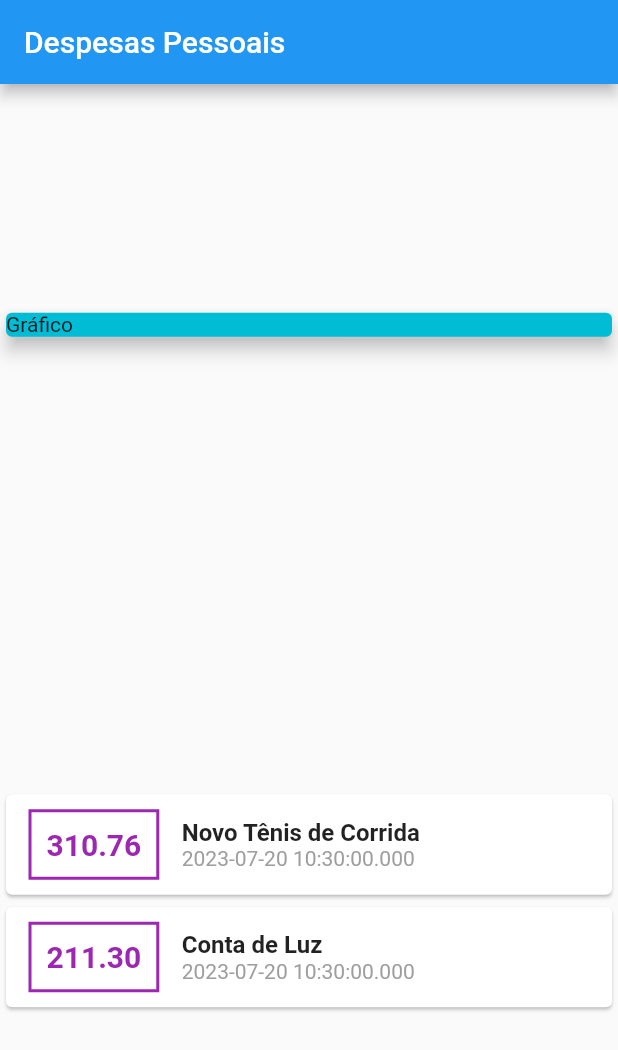
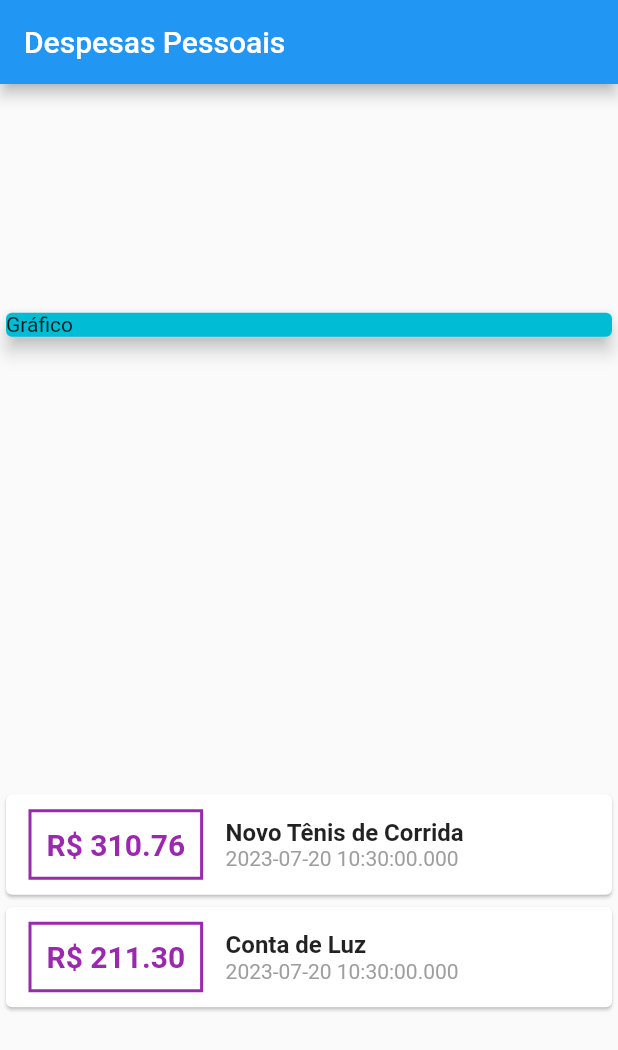
Before and after one commit to ajoluam/expenses, a Flutter app: the screen it shows after launch, on a phone screen of 412 x 824 dp. Shown: the top 1050 px of the screen. Run offline on Flutter 3.47's test engine with Material 2 defaults, Android fonts, the phone set to English and light mode, and no system bars.

```diff
--- a/lib/main.dart
+++ b/lib/main.dart
@@ -63,7 +63,7 @@ class MyHomePage extends StatelessWidget {
                       ),
                       padding: EdgeInsets.all(10),
                       child: Text(
-                        tr.value.toStringAsFixed(2),
+                        'R\$ ' + tr.value.toStringAsFixed(2),
                         style: TextStyle(
                           fontWeight: FontWeight.bold,
                           fontSize: 20,
```
